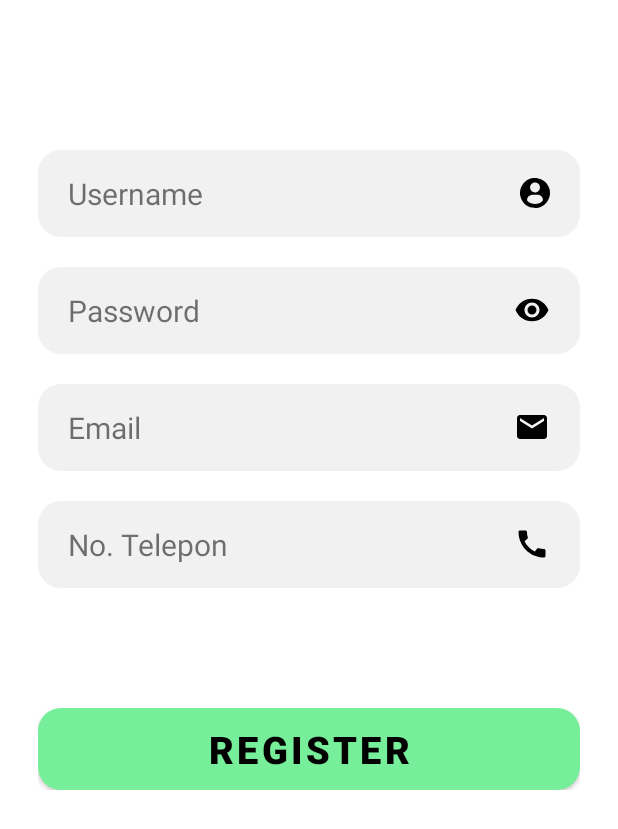
After one commit to Kavarera/MSIB_BINAR_ChallengeList, an Android app: the RegisterFragment screen opened through its navigation route, on a phone screen of 412 x 824 dp. The commit adds this screen. Shown: the top 829 px of the screen. Run offline under Robolectric (Android 15) with nearby library versions, the phone set to English and light mode, and no system bars; our stand-ins replace Room's generated code, navigation-ui.

Commit message:
login added viewmodel, register added

```diff
--- a/Challenge3/app/src/main/java/com/example/challenge3/ViewModelFactory.kt
+++ b/Challenge3/app/src/main/java/com/example/challenge3/ViewModelFactory.kt
@@ -5,6 +5,7 @@ import androidx.lifecycle.ViewModel
 import androidx.lifecycle.ViewModelProvider
 import com.example.challenge3.viewmodels.FoodViewModel
 import com.example.challenge3.viewmodels.KonfirmasiPesananViewModel
+import com.example.challenge3.viewmodels.LoginViewModel
 import com.example.challenge3.viewmodels.MainActivityViewModel
 
 
@@ -17,6 +18,9 @@ class ViewModelFactory(private val application: Application ) : ViewModelProvide
         if(modelClass.isAssignableFrom(KonfirmasiPesananViewModel::class.java)){
             return KonfirmasiPesananViewModel(application) as T
         }
+        if (modelClass.isAssignableFrom(LoginViewModel::class.java)) {
+            return LoginViewModel(application) as T
+        }
         throw IllegalArgumentException("Unknow ViewModel Class")
     }
 }
--- a/Challenge3/app/src/main/java/com/example/challenge3/database/DatabaseApp.kt
+++ b/Challenge3/app/src/main/java/com/example/challenge3/database/DatabaseApp.kt
@@ -5,13 +5,16 @@ import androidx.room.Database
 import androidx.room.Room
 import androidx.room.RoomDatabase
 import com.example.challenge3.database.dao.IFoodKeranjangDao
+import com.example.challenge3.database.dao.IUserDao
 import com.example.challenge3.models.FoodKeranjang
+import com.example.challenge3.models.User
 
 
-@Database(entities = [FoodKeranjang::class], version = 1)
+@Database(entities = [FoodKeranjang::class,User::class], version = 1)
 abstract class DatabaseApp:RoomDatabase() {
 
     abstract fun keranjangPesananDao():IFoodKeranjangDao
+    abstract fun userDao():IUserDao
 
     companion object{
         @Volatile
--- /dev/null
+++ b/Challenge3/app/src/main/java/com/example/challenge3/database/dao/IUserDao.kt
@@ -0,0 +1,16 @@
+package com.example.challenge3.database.dao
+
+import androidx.room.Dao
+import androidx.room.Insert
+import androidx.room.Query
+import com.example.challenge3.models.User
+
+@Dao
+interface IUserDao {
+
+    @Insert fun insertUser(user: User)
+
+    @Query("SELECT * FROM user WHERE username=:username AND password=:password")
+    fun getUser(username:String,password:String):User?
+
+}
--- /dev/null
+++ b/Challenge3/app/src/main/java/com/example/challenge3/database/repository/UserRepository.kt
@@ -0,0 +1,29 @@
+package com.example.challenge3.database.repository
+
+import android.app.Application
+import com.example.challenge3.database.DatabaseApp
+import com.example.challenge3.database.dao.IUserDao
+import com.example.challenge3.models.User
+import java.util.concurrent.ExecutorService
+import java.util.concurrent.Executors
+
+class UserRepository(application: Application) {
+    private val userDao:IUserDao
+    private val executorService:ExecutorService=Executors
+        .newSingleThreadExecutor()
+    init {
+        userDao = DatabaseApp
+            .getDatabase(application)
+            .userDao()
+    }
+
+    fun getUser(username:String,password:String):User?{
+        return userDao.getUser(username,password)
+    }
+
+    fun addUser(user:User){
+        executorService.execute {
+            userDao.insertUser(user)
+        }
+    }
+}
--- a/Challenge3/app/src/main/java/com/example/challenge3/helper/PreferencesHelper.kt
+++ b/Challenge3/app/src/main/java/com/example/challenge3/helper/PreferencesHelper.kt
@@ -4,10 +4,13 @@ import android.content.Context
 import android.content.SharedPreferences
 import com.example.challenge3.models.EnumListFragment
 import com.example.challenge3.models.RecyclerViewOption
+import com.example.challenge3.models.User
+import com.google.gson.Gson
 
 class PreferencesHelper private constructor(context: Context) {
     private val PREF_NAME = "CHALLENGE3"
     private val KEY_APP_LAYOUT_SETTING = "MENULAYOUT"
+    private val KEY_APP_USER = "USER_PREFERENCES"
 
     private val sharedPreferences: SharedPreferences = context
         .getSharedPreferences(PREF_NAME,Context.MODE_PRIVATE)
@@ -29,4 +32,18 @@ class PreferencesHelper private constructor(context: Context) {
             sharedPreferences.edit().putInt(KEY_APP_LAYOUT_SETTING,value).apply()
         }
 
+    fun saveUser(context: Context,user:User){
+        sharedPreferences.edit()
+            .putString(KEY_APP_USER,Gson().toJson(user)).apply()
+    }
+    fun getUser(context: Context):User?{
+        val jsonString= sharedPreferences.getString(KEY_APP_USER,null)
+        return jsonString?.let {
+            User.fromJson(it)
+        }
+    }
+    fun clearUser(context: Context){
+        sharedPreferences.edit()
+            .remove(KEY_APP_USER).apply()
+    }
 }
--- /dev/null
+++ b/Challenge3/app/src/main/java/com/example/challenge3/models/User.kt
@@ -0,0 +1,28 @@
+package com.example.challenge3.models
+
+import android.os.Parcelable
+import androidx.room.ColumnInfo
+import androidx.room.Entity
+import androidx.room.PrimaryKey
+import com.google.gson.Gson
+import kotlinx.parcelize.Parcelize
+
+
+@Entity(tableName="user")
+@Parcelize
+data class User(
+    @PrimaryKey(autoGenerate = true) var id:Int=0,
+    @ColumnInfo(name = "username") var username:String,
+    @ColumnInfo(name = "password") var password:String,
+    @ColumnInfo(name="email") var email:String,
+    @ColumnInfo(name = "telepon") var telepon:String
+):Parcelable{
+    fun toJson():String{
+        return Gson().toJson(this)
+    }
+    companion object{
+        fun fromJson(json:String):User{
+            return Gson().fromJson(json,User::class.java)
+        }
+    }
+}
--- a/Challenge3/app/src/main/java/com/example/challenge3/page/LoginFragment.kt
+++ b/Challenge3/app/src/main/java/com/example/challenge3/page/LoginFragment.kt
@@ -2,7 +2,9 @@ package com.example.challenge3.page
 
 import android.annotation.SuppressLint
 import android.os.Bundle
+import android.text.Editable
 import android.text.InputType
+import android.text.TextWatcher
 import android.util.Log
 import androidx.fragment.app.Fragment
 import android.view.LayoutInflater
@@ -12,17 +14,24 @@ import android.view.ViewGroup
 import androidx.lifecycle.ViewModelProvider
 import androidx.navigation.fragment.findNavController
 import com.example.challenge3.R
+import com.example.challenge3.ViewModelFactory
 import com.example.challenge3.databinding.FragmentLoginBinding
+import com.example.challenge3.viewmodels.LoginViewModel
 import com.example.challenge3.viewmodels.MainActivityViewModel
 
 class LoginFragment : Fragment() {
     private lateinit var mainViewModel: MainActivityViewModel
+    private lateinit var viewModel:LoginViewModel
     private lateinit var binding:FragmentLoginBinding
     private var isPasswordVisible = false
     override fun onCreate(savedInstanceState: Bundle?) {
         super.onCreate(savedInstanceState)
         mainViewModel = ViewModelProvider(requireActivity()).get(MainActivityViewModel::class.java)
         mainViewModel.setVisibleBottomNav(false)
+        viewModel = ViewModelProvider(
+            requireActivity(),
+            ViewModelFactory(requireActivity().application)
+            ).get(LoginViewModel::class.java)
     }
 
     @SuppressLint("ClickableViewAccessibility")
@@ -32,12 +41,36 @@ class LoginFragment : Fragment() {
     ): View? {
         binding = FragmentLoginBinding.inflate(inflater,container,false)
 
+        val textWatcher = object:TextWatcher{
+            override fun beforeTextChanged(p0: CharSequence?, p1: Int, p2: Int, p3: Int) {
+            }
+
+            override fun onTextChanged(p0: CharSequence?, p1: Int, p2: Int, p3: Int) {
+
+            }
+
+            override fun afterTextChanged(p0: Editable?) {
+                when(p0){
+                    binding.etUsernameLogin.editableText->{
+                        if(p0?.isEmpty() == false){
+                            viewModel.setUsername(p0.toString())
+                        }
+                    }
+                    binding.etPasswordLogin.editableText->viewModel.setPassword(p0.toString())
+                }
+            }
+
+        }
+
         binding.etPasswordLogin.compoundDrawablesRelative[2].let {
             it.setBounds(0, 0, it.intrinsicWidth, it.intrinsicHeight)
             binding.etPasswordLogin.setOnTouchListener{_, event->
-                if(event.action == MotionEvent.ACTION_UP && event.rawX >= binding.etPasswordLogin.right - it.bounds.width()){
+                if(event.action == MotionEvent.ACTION_UP &&
+                    event.rawX >= binding
+                        .etPasswordLogin.right - it.bounds.width()){
                     if(!isPasswordVisible){
-                        binding.etPasswordLogin.inputType = InputType.TYPE_TEXT_VARIATION_VISIBLE_PASSWORD
+                        binding.etPasswordLogin
+                            .inputType = InputType.TYPE_TEXT_VARIATION_VISIBLE_PASSWORD
                         isPasswordVisible=true
                         return@setOnTouchListener true
                     }
@@ -49,12 +82,23 @@ class LoginFragment : Fragment() {
             }
         }
 
+        binding.etUsernameLogin.setText(viewModel.username.value)
+        binding.etUsernameLogin.addTextChangedListener(textWatcher)
+        binding.etPasswordLogin.setText(viewModel.password.value)
+        binding.etPasswordLogin.addTextChangedListener(textWatcher)
+
         binding.btnLogin.setOnClickListener{
             findNavController().popBackStack()
             mainViewModel.setVisibleBottomNav(true)
             findNavController().navigate(R.id.menuFragment)
         }
 
+        binding.tvRegister.setOnClickListener{
+            findNavController().navigate(R.id.registerFragment)
+        }
+
+
+
         return binding.root
     }
 }
--- a/Challenge3/app/src/main/java/com/example/challenge3/page/MenuFragment.kt
+++ b/Challenge3/app/src/main/java/com/example/challenge3/page/MenuFragment.kt
@@ -27,12 +27,9 @@ import kotlin.random.Random
 
 class MenuFragment : Fragment() {
     //viewmodel
-//    private lateinit var sharedViewModel:MainActivityViewModel
-
 
     private lateinit var binding:FragmentMenuBinding
     private var gridOption:Int = 0
-//    var gridOption = RecyclerViewOption.LINEAR_LAYOUT.value
     private lateinit var foodListt: LiveData<List<Food>>
     private var foodList = mutableListOf<Food>()
     override fun onCreate(savedInstanceState: Bundle?) {
--- /dev/null
+++ b/Challenge3/app/src/main/java/com/example/challenge3/page/RegisterFragment.kt
@@ -0,0 +1,60 @@
+package com.example.challenge3.page
+
+import android.annotation.SuppressLint
+import android.os.Bundle
+import android.text.InputType
+import android.util.Log
+import androidx.fragment.app.Fragment
+import android.view.LayoutInflater
+import android.view.MotionEvent
+import android.view.View
+import android.view.ViewGroup
+import com.example.challenge3.R
+import com.example.challenge3.databinding.FragmentKeranjangBinding
+import com.example.challenge3.databinding.FragmentRegisterBinding
+
+class RegisterFragment : Fragment() {
+    private lateinit var binding:FragmentRegisterBinding
+
+
+    private var isPasswordVisible=false
+    override fun onCreate(savedInstanceState: Bundle?) {
+        super.onCreate(savedInstanceState)
+    }
+
+    @SuppressLint("ClickableViewAccessibility")
+    override fun onCreateView(
+        inflater: LayoutInflater, container: ViewGroup?,
+        savedInstanceState: Bundle?
+    ): View? {
+        binding = FragmentRegisterBinding.inflate(inflater,container,false)
+        //for clickable icon
+        binding.etPasswordRegister.compoundDrawablesRelative[2].let {
+            it.setBounds(0,0,it.intrinsicWidth,it.intrinsicHeight)
+            binding.etPasswordRegister.setOnTouchListener{ _,event->
+                if(event.action == MotionEvent.ACTION_UP &&
+                    event.rawX >= binding
+                        .etPasswordRegister.right-(it.bounds.width()+25)){
+                    if(!isPasswordVisible){
+                        binding.etPasswordRegister
+                            .inputType=InputType.TYPE_TEXT_VARIATION_VISIBLE_PASSWORD
+                        isPasswordVisible = true
+                        return@setOnTouchListener true
+                    }
+                    isPasswordVisible=false
+                    binding.etPasswordRegister
+                        .inputType= InputType
+                        .TYPE_TEXT_VARIATION_PASSWORD or InputType
+                        .TYPE_CLASS_TEXT
+                    return@setOnTouchListener true
+                }
+                false
+            }
+        }
+
+
+
+
+        return binding.root
+    }
+}
--- /dev/null
+++ b/Challenge3/app/src/main/java/com/example/challenge3/viewmodels/LoginViewModel.kt
@@ -0,0 +1,28 @@
+package com.example.challenge3.viewmodels
+
+import android.app.Application
+import androidx.lifecycle.LiveData
+import androidx.lifecycle.MutableLiveData
+import androidx.lifecycle.ViewModel
+import com.example.challenge3.database.repository.UserRepository
+import com.example.challenge3.models.User
+
+class LoginViewModel(application: Application): ViewModel() {
+    val repository:UserRepository = UserRepository(application)
+    private val _username =MutableLiveData<String>()
+    val username:LiveData<String> get()=_username
+    private val _password = MutableLiveData<String>()
+    val password:LiveData<String> get() = _password
+
+    fun setPassword(newPassword:String){
+        _password.postValue(newPassword)
+    }
+
+    fun setUsername(newUsername:String){
+        _username.postValue(newUsername)
+    }
+
+    fun getUser(username:String,password:String): User?{
+        return repository.getUser(username,password)
+    }
+}
--- /dev/null
+++ b/Challenge3/app/src/main/res/drawable/baseline_call_24.xml
@@ -0,0 +1,5 @@
+<vector android:height="24dp" android:tint="#000000"
+    android:viewportHeight="24" android:viewportWidth="24"
+    android:width="24dp" xmlns:android="http://schemas.android.com/apk/res/android">
+    <path android:fillColor="@android:color/white" android:pathData="M20.01,15.38c-1.23,0 -2.42,-0.2 -3.53,-0.56 -0.35,-0.12 -0.74,-0.03 -1.01,0.24l-1.57,1.97c-2.83,-1.35 -5.48,-3.9 -6.89,-6.83l1.95,-1.66c0.27,-0.28 0.35,-0.67 0.24,-1.02 -0.37,-1.11 -0.56,-2.3 -0.56,-3.53 0,-0.54 -0.45,-0.99 -0.99,-0.99H4.19C3.65,3 3,3.24 3,3.99 3,13.28 10.73,21 20.01,21c0.71,0 0.99,-0.63 0.99,-1.18v-3.45c0,-0.54 -0.45,-0.99 -0.99,-0.99z"/>
+</vector>
--- /dev/null
+++ b/Challenge3/app/src/main/res/drawable/baseline_email_24.xml
@@ -0,0 +1,5 @@
+<vector android:height="24dp" android:tint="#000000"
+    android:viewportHeight="24" android:viewportWidth="24"
+    android:width="24dp" xmlns:android="http://schemas.android.com/apk/res/android">
+    <path android:fillColor="@android:color/white" android:pathData="M20,4L4,4c-1.1,0 -1.99,0.9 -1.99,2L2,18c0,1.1 0.9,2 2,2h16c1.1,0 2,-0.9 2,-2L22,6c0,-1.1 -0.9,-2 -2,-2zM20,8l-8,5 -8,-5L4,6l8,5 8,-5v2z"/>
+</vector>
--- a/Challenge3/app/src/main/res/layout/fragment_login.xml
+++ b/Challenge3/app/src/main/res/layout/fragment_login.xml
@@ -44,6 +44,7 @@
         android:inputType="textPassword"
         android:drawableEnd="@drawable/ic_baseline_remove_red_eye_24"
         android:background="@drawable/shape_rounded_corner_edittext"
+        android:imeOptions="actionDone"
         />
 
     <TextView
--- /dev/null
+++ b/Challenge3/app/src/main/res/layout/fragment_register.xml
@@ -0,0 +1,110 @@
+<?xml version="1.0" encoding="utf-8"?>
+<androidx.core.widget.NestedScrollView xmlns:android="http://schemas.android.com/apk/res/android"
+    xmlns:tools="http://schemas.android.com/tools"
+    android:layout_width="match_parent"
+    android:layout_height="match_parent"
+    xmlns:app="http://schemas.android.com/apk/res-auto"
+    tools:context=".page.RegisterFragment">
+
+    <androidx.constraintlayout.widget.ConstraintLayout
+        android:layout_width="match_parent"
+        android:layout_height="match_parent"
+        android:paddingHorizontal="25dp">
+
+        <EditText
+            android:id="@+id/et_username_register"
+            android:layout_width="match_parent"
+            android:layout_height="wrap_content"
+            app:layout_constraintTop_toTopOf="parent"
+            app:layout_constraintStart_toStartOf="parent"
+            app:layout_constraintEnd_toEndOf="parent"
+            android:layout_marginTop="100dp"
+            android:autofillHints="false"
+            android:hint="@string/username"
+            android:paddingHorizontal="20dp"
+            android:paddingVertical="15dp"
+            android:textColor="@color/black"
+            android:textColorHint="@color/blackHalfOp"
+            android:textSize="20sp"
+            android:drawableEnd="@drawable/ic_profile_user"
+            android:background="@drawable/shape_rounded_corner_edittext"
+            android:inputType="text"
+            />
+
+        <EditText
+            android:id="@+id/et_password_register"
+            android:layout_width="match_parent"
+            android:layout_height="wrap_content"
+            app:layout_constraintStart_toStartOf="parent"
+            app:layout_constraintEnd_toEndOf="parent"
+            app:layout_constraintTop_toBottomOf="@id/et_username_register"
+            android:layout_marginTop="20dp"
+            android:autofillHints="false"
+            android:hint="@string/password"
+            android:paddingHorizontal="20dp"
+            android:paddingVertical="15dp"
+            android:textColor="@color/black"
+            android:textColorHint="@color/blackHalfOp"
+            android:textSize="20sp"
+            android:drawableEnd="@drawable/ic_baseline_remove_red_eye_24"
+            android:background="@drawable/shape_rounded_corner_edittext"
+            android:inputType="textPassword"
+            />
+        <EditText
+            android:id="@+id/et_email_register"
+            android:layout_width="match_parent"
+            android:layout_height="wrap_content"
+            app:layout_constraintStart_toStartOf="parent"
+            app:layout_constraintEnd_toEndOf="parent"
+            app:layout_constraintTop_toBottomOf="@id/et_password_register"
+            android:layout_marginTop="20dp"
+            android:autofillHints="false"
+            android:hint="@string/email"
+            android:paddingHorizontal="20dp"
+            android:paddingVertical="15dp"
+            android:textColor="@color/black"
+            android:textColorHint="@color/blackHalfOp"
+            android:textSize="20sp"
+            android:drawableEnd="@drawable/baseline_email_24"
+            android:background="@drawable/shape_rounded_corner_edittext"
+            android:inputType="textEmailAddress"
+            />
+        <EditText
+            android:id="@+id/et_telepon_register"
+            android:layout_width="match_parent"
+            android:layout_height="wrap_content"
+            app:layout_constraintStart_toStartOf="parent"
+            app:layout_constraintEnd_toEndOf="parent"
+            app:layout_constraintTop_toBottomOf="@id/et_email_register"
+            android:layout_marginTop="20dp"
+            android:autofillHints="false"
+            android:hint="@string/no_telepon"
+            android:paddingHorizontal="20dp"
+            android:paddingVertical="15dp"
+            android:textColor="@color/black"
+            android:textColorHint="@color/blackHalfOp"
+            android:textSize="20sp"
+            android:drawableEnd="@drawable/baseline_call_24"
+            android:background="@drawable/shape_rounded_corner_edittext"
+            android:inputType="phone"
+            />
+
+        <Button
+            android:id="@+id/btn_register"
+            android:layout_width="match_parent"
+            android:layout_height="wrap_content"
+            app:layout_constraintTop_toBottomOf="@id/et_telepon_register"
+            android:layout_marginTop="80dp"
+            android:background="@drawable/shape_rounded_corner_edittext"
+            android:text="@string/register"
+            android:textColor="@color/black"
+            android:textStyle="bold"
+            android:textSize="25sp"
+            />
+
+
+
+
+    </androidx.constraintlayout.widget.ConstraintLayout>
+
+</androidx.core.widget.NestedScrollView>
--- a/Challenge3/app/src/main/res/navigation/nav_graph.xml
+++ b/Challenge3/app/src/main/res/navigation/nav_graph.xml
@@ -76,4 +76,9 @@
             android:id="@+id/action_loginFragment_to_menuFragment"
             app:destination="@id/menuFragment" />
     </fragment>
+    <fragment
+        android:id="@+id/registerFragment"
+        android:name="com.example.challenge3.page.RegisterFragment"
+        android:label="fragment_register"
+        tools:layout="@layout/fragment_register" />
 </navigation>
```
